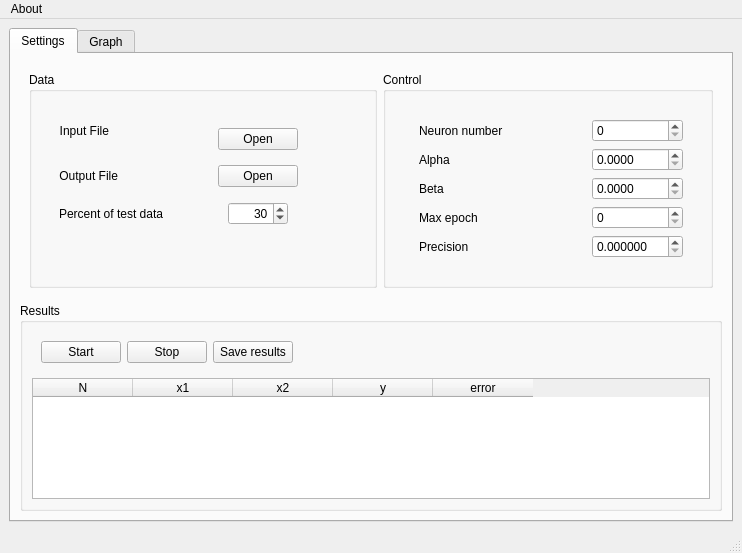
Before: the Qt Designer form mainwindow.ui in AlexLeSang/ECOHT-ANN, drawn with Qt 5.
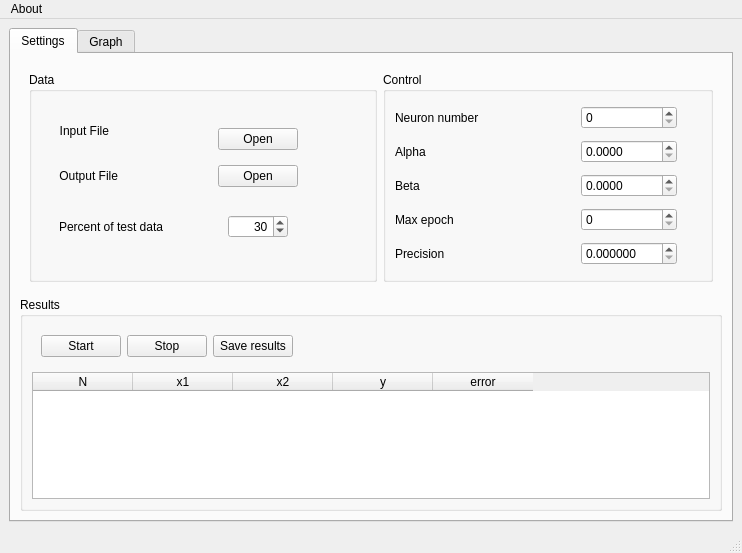
After: the same form once the commit is applied. The open tabs and pages were chosen to show the change. Custom widgets are drawn as their Qt base class.

```diff
--- a/mainwindow.ui
+++ b/mainwindow.ui
@@ -32,7 +32,7 @@
        </attribute>
        <layout class="QVBoxLayout" name="verticalLayout">
         <item>
-         <widget class="QWidget" name="horizontalWidget" native="true">
+         <widget class="QWidget" name="dataControlLayout" native="true">
           <property name="sizePolicy">
            <sizepolicy hsizetype="Preferred" vsizetype="Preferred">
             <horstretch>0</horstretch>
@@ -87,7 +87,7 @@
                       </property>
                      </widget>
                     </item>
-                    <item row="3" column="0">
+                    <item row="4" column="0">
                      <widget class="QLabel" name="percentLabel">
                       <property name="toolTip">
                        <string>Amount of data that will be used for testing in percents</string>
@@ -194,7 +194,7 @@
                       </item>
                      </layout>
                     </item>
-                    <item row="3" column="1">
+                    <item row="4" column="1">
                      <layout class="QHBoxLayout" name="horizontalLayout_12">
                       <item>
                        <spacer name="horizontalSpacer_6">
@@ -253,6 +253,32 @@
                       </property>
                      </widget>
                     </item>
+                    <item row="3" column="0">
+                     <spacer name="verticalSpacer">
+                      <property name="orientation">
+                       <enum>Qt::Vertical</enum>
+                      </property>
+                      <property name="sizeHint" stdset="0">
+                       <size>
+                        <width>20</width>
+                        <height>40</height>
+                       </size>
+                      </property>
+                     </spacer>
+                    </item>
+                    <item row="5" column="0">
+                     <spacer name="verticalSpacer_2">
+                      <property name="orientation">
+                       <enum>Qt::Vertical</enum>
+                      </property>
+                      <property name="sizeHint" stdset="0">
+                       <size>
+                        <width>20</width>
+                        <height>40</height>
+                       </size>
+                      </property>
+                     </spacer>
+                    </item>
                    </layout>
                   </widget>
                  </item>
@@ -272,21 +298,6 @@
              </property>
              <layout class="QHBoxLayout" name="horizontalLayout_5">
               <item>
-               <widget class="QWidget" name="verticalWidget_2" native="true">
-                <layout class="QVBoxLayout" name="verticalLayout_5">
-                 <item>
-                  <widget class="QWidget" name="formWidget" native="true">
-                   <layout class="QFormLayout" name="formLayout_2">
-                    <property name="fieldGrowthPolicy">
-                     <enum>QFormLayout::ExpandingFieldsGrow</enum>
-                    </property>
-                    <property name="labelAlignment">
-                     <set>Qt::AlignLeading|Qt::AlignLeft|Qt::AlignVCenter</set>
-                    </property>
-                    <property name="formAlignment">
-                     <set>Qt::AlignRight|Qt::AlignTop|Qt::AlignTrailing</set>
-                    </property>
-                    <item row="0" column="1">
                      <layout class="QGridLayout" name="gridLayout">
                       <item row="1" column="0">
                        <widget class="QLabel" name="alphaLabel">
@@ -500,10 +511,9 @@
                       </item>
                      </layout>
                     </item>
-                   </layout>
-                  </widget>
-                 </item>
-                </layout>
+              <item>
+               <widget class="QWidget" name="verticalWidget_2" native="true">
+                <layout class="QVBoxLayout" name="verticalLayout_5"/>
                </widget>
               </item>
              </layout>
```
Left out of the diff: 10 changed lines with no effect on the pictures. Lines whose indentation alone changed are shown as unchanged.
